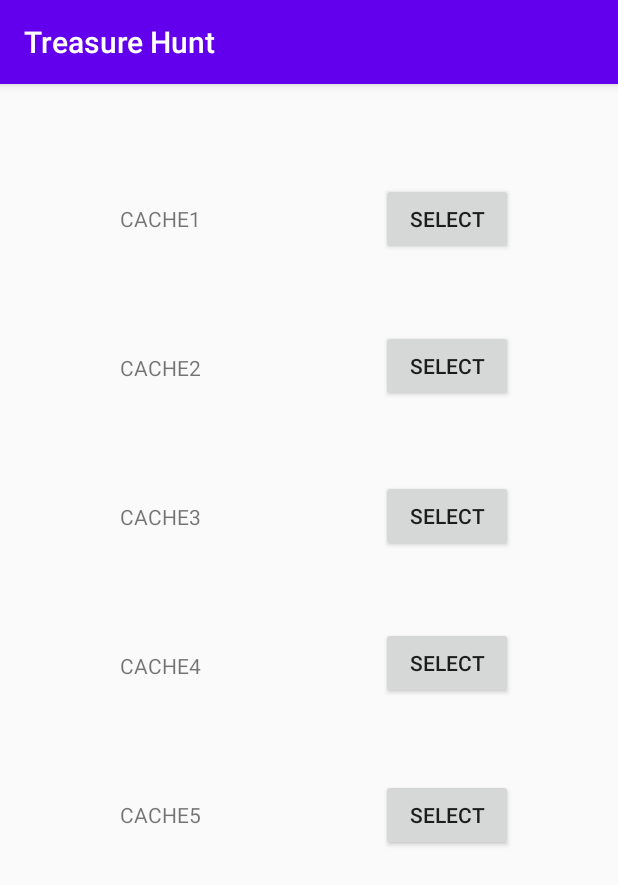
After one commit to blaine141/Treasure-Hunt, an Android app: the HuntingActivity screen opened directly, with no data from a screen before it, on a phone screen of 412 x 824 dp. The commit adds this screen. Shown: the top 885 px of the screen. Run offline under Robolectric (Android 15) with nearby library versions, the phone set to English and light mode, and no system bars; network calls fail.

Commit message:
This is the base GUI for the app so far, it needs to integrate the cache information and the function that changes the GPS directions to orienteering directions.

```diff
--- a/app/src/main/AndroidManifest.xml
+++ b/app/src/main/AndroidManifest.xml
@@ -1,6 +1,7 @@
 <?xml version="1.0" encoding="utf-8"?>
 <manifest xmlns:android="http://schemas.android.com/apk/res/android"
     package="com.example.treasurehunt">
+
     <uses-permission android:name="android.permission.INTERNET" />
 
     <application
@@ -10,6 +11,8 @@
         android:roundIcon="@mipmap/ic_launcher_round"
         android:supportsRtl="true"
         android:theme="@style/AppTheme">
+        <activity android:name=".DirectionsActivity"></activity>
+        <activity android:name=".HuntingActivity" />
         <activity android:name=".MainActivity">
             <intent-filter>
                 <action android:name="android.intent.action.MAIN" />
--- /dev/null
+++ b/app/src/main/java/com/example/treasurehunt/HuntingActivity.java
@@ -0,0 +1,62 @@
+package com.example.treasurehunt;
+
+import androidx.appcompat.app.AppCompatActivity;
+import android.view.View;
+import android.content.Intent;
+import android.os.Bundle;
+import android.widget.TextView;
+
+public class HuntingActivity extends AppCompatActivity {
+
+    @Override
+    protected void onCreate(Bundle savedInstanceState) {
+        super.onCreate(savedInstanceState);
+        setContentView(R.layout.activity_hunting);
+
+        //Place code that will read from cache list and display 5 nearby caches
+        TextView textView = (TextView) findViewById(R.id.textView2);
+        textView.setText("CACHE1");
+
+        TextView textView1 = (TextView) findViewById(R.id.textView3);
+        textView1.setText("CACHE2");
+
+        TextView textView2 = (TextView) findViewById(R.id.textView4);
+        textView2.setText("CACHE3");
+
+        TextView textView3 = (TextView) findViewById(R.id.textView5);
+        textView3.setText("CACHE4");
+
+        TextView textView4 = (TextView) findViewById(R.id.textView6);
+        textView4.setText("CACHE5");
+    }
+
+    public void huntOneSelect(View view) {
+        Intent intent = new Intent(this, DirectionsActivity.class);
+        intent.putExtra("arrayNumber", 1);
+        startActivity(intent);
+    }
+
+    public void huntTwoSelect(View view) {
+        Intent intent = new Intent(this, DirectionsActivity.class);
+        intent.putExtra("arrayNumber", 2);
+        startActivity(intent);
+    }
+
+    public void huntThreeSelect(View view) {
+        Intent intent = new Intent(this, DirectionsActivity.class);
+        intent.putExtra("arrayNumber", 3);
+        startActivity(intent);
+    }
+
+    public void huntFourSelect(View view) {
+        Intent intent = new Intent(this, DirectionsActivity.class);
+        intent.putExtra("arrayNumber", 4);
+        startActivity(intent);
+    }
+
+    public void huntFiveSelect(View view){
+        Intent intent = new Intent(this, DirectionsActivity.class);
+        intent.putExtra("arrayNumber", 5);
+        startActivity(intent);
+    }
+}
--- /dev/null
+++ b/app/src/main/res/layout/activity_hunting.xml
@@ -0,0 +1,123 @@
+<?xml version="1.0" encoding="utf-8"?>
+<androidx.constraintlayout.widget.ConstraintLayout xmlns:android="http://schemas.android.com/apk/res/android"
+    xmlns:app="http://schemas.android.com/apk/res-auto"
+    xmlns:tools="http://schemas.android.com/tools"
+    android:layout_width="match_parent"
+    android:layout_height="match_parent"
+    tools:context=".HuntingActivity">
+
+    <TextView
+        android:id="@+id/textView2"
+        android:layout_width="wrap_content"
+        android:layout_height="wrap_content"
+        android:layout_marginStart="80dp"
+        android:layout_marginLeft="80dp"
+        android:layout_marginTop="80dp"
+        android:text="TextView"
+        app:layout_constraintStart_toStartOf="parent"
+        app:layout_constraintTop_toTopOf="parent" />
+
+    <TextView
+        android:id="@+id/textView3"
+        android:layout_width="wrap_content"
+        android:layout_height="wrap_content"
+        android:layout_marginStart="80dp"
+        android:layout_marginLeft="80dp"
+        android:layout_marginTop="80dp"
+        android:text="TextView"
+        app:layout_constraintStart_toStartOf="parent"
+        app:layout_constraintTop_toBottomOf="@+id/textView2" />
+
+    <TextView
+        android:id="@+id/textView4"
+        android:layout_width="wrap_content"
+        android:layout_height="wrap_content"
+        android:layout_marginStart="80dp"
+        android:layout_marginLeft="80dp"
+        android:layout_marginTop="80dp"
+        android:text="TextView"
+        app:layout_constraintStart_toStartOf="parent"
+        app:layout_constraintTop_toBottomOf="@+id/textView3" />
+
+    <TextView
+        android:id="@+id/textView5"
+        android:layout_width="wrap_content"
+        android:layout_height="wrap_content"
+        android:layout_marginStart="80dp"
+        android:layout_marginLeft="80dp"
+        android:layout_marginTop="80dp"
+        android:text="TextView"
+        app:layout_constraintStart_toStartOf="parent"
+        app:layout_constraintTop_toBottomOf="@+id/textView4" />
+
+    <TextView
+        android:id="@+id/textView6"
+        android:layout_width="wrap_content"
+        android:layout_height="wrap_content"
+        android:layout_marginStart="80dp"
+        android:layout_marginLeft="80dp"
+        android:layout_marginTop="80dp"
+        android:text="TextView"
+        app:layout_constraintStart_toStartOf="parent"
+        app:layout_constraintTop_toBottomOf="@+id/textView5" />
+
+    <Button
+        android:id="@+id/button2"
+        android:layout_width="wrap_content"
+        android:layout_height="wrap_content"
+        android:layout_marginStart="120dp"
+        android:layout_marginLeft="120dp"
+        android:layout_marginTop="66dp"
+        android:onClick="huntOneSelect"
+        android:text="Select"
+        app:layout_constraintStart_toEndOf="@+id/textView2"
+        app:layout_constraintTop_toTopOf="parent" />
+
+    <Button
+        android:id="@+id/button4"
+        android:layout_width="wrap_content"
+        android:layout_height="wrap_content"
+        android:layout_marginStart="120dp"
+        android:layout_marginLeft="120dp"
+        android:layout_marginTop="50dp"
+        android:onClick="huntTwoSelect"
+        android:text="Select"
+        app:layout_constraintStart_toEndOf="@+id/textView3"
+        app:layout_constraintTop_toBottomOf="@+id/button2" />
+
+    <Button
+        android:id="@+id/button5"
+        android:layout_width="wrap_content"
+        android:layout_height="wrap_content"
+        android:layout_marginStart="120dp"
+        android:layout_marginLeft="120dp"
+        android:layout_marginTop="52dp"
+        android:onClick="huntThreeSelect"
+        android:text="Select"
+        app:layout_constraintStart_toEndOf="@+id/textView4"
+        app:layout_constraintTop_toBottomOf="@+id/button4" />
+
+    <Button
+        android:id="@+id/button6"
+        android:layout_width="wrap_content"
+        android:layout_height="wrap_content"
+        android:layout_marginStart="120dp"
+        android:layout_marginLeft="120dp"
+        android:layout_marginTop="50dp"
+        android:onClick="huntFourSelect"
+        android:text="Select"
+        app:layout_constraintStart_toEndOf="@+id/textView5"
+        app:layout_constraintTop_toBottomOf="@+id/button5" />
+
+    <Button
+        android:id="@+id/button7"
+        android:layout_width="wrap_content"
+        android:layout_height="wrap_content"
+        android:layout_marginStart="120dp"
+        android:layout_marginLeft="120dp"
+        android:layout_marginTop="53dp"
+        android:onClick="huntFiveSelect"
+        android:text="Select"
+        app:layout_constraintStart_toEndOf="@+id/textView6"
+        app:layout_constraintTop_toBottomOf="@+id/button6" />
+</androidx.constraintlayout.widget.ConstraintLayout>
```
Also changed, not shown: app/src/main/java/com/example/treasurehunt/DirectionsActivity.java (added, +32 -0 lines), app/src/main/java/com/example/treasurehunt/MainActivity.java (+7 -0 lines), app/src/main/res/layout/activity_directions.xml (added, +19 -0 lines), app/src/main/res/layout/activity_main.xml (+29 -2 lines).
